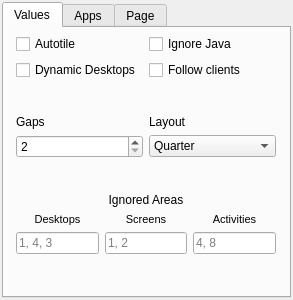
Old version of the form contents/ui/config.ui in the repository Jazqa/kwin-quarter-tiling.
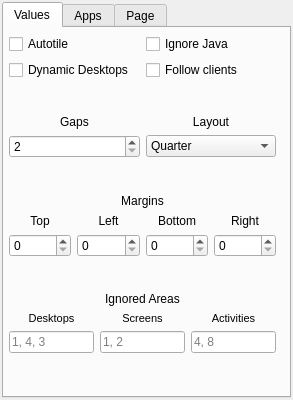
New version of the form. The open tabs and pages were chosen to show the change.

Commit message: Added margin support

Diff of the .ui file:
```diff
--- a/contents/ui/config.ui
+++ b/contents/ui/config.ui
@@ -7,7 +7,7 @@
     <x>0</x>
     <y>0</y>
     <width>293</width>
-    <height>300</height>
+    <height>400</height>
    </rect>
   </property>
   <property name="sizePolicy">
@@ -19,13 +19,13 @@
   <property name="minimumSize">
    <size>
     <width>293</width>
-    <height>300</height>
+    <height>400</height>
    </size>
   </property>
   <property name="maximumSize">
    <size>
     <width>293</width>
-    <height>300</height>
+    <height>400</height>
    </size>
   </property>
   <property name="windowTitle">
@@ -89,10 +89,10 @@
       <widget class="QWidget" name="verticalLayoutWidget_2">
        <property name="geometry">
         <rect>
-         <x>0</x>
+         <x>-7</x>
          <y>0</y>
-         <width>284</width>
-         <height>261</height>
+         <width>291</width>
+         <height>361</height>
         </rect>
        </property>
        <layout class="QVBoxLayout" name="verticalLayout_3">
@@ -171,7 +171,7 @@
              <string>Gaps</string>
             </property>
             <property name="alignment">
-             <set>Qt::AlignBottom|Qt::AlignLeading|Qt::AlignLeft</set>
+             <set>Qt::AlignBottom|Qt::AlignHCenter</set>
             </property>
            </widget>
           </item>
@@ -181,7 +181,7 @@
              <string>Layout</string>
             </property>
             <property name="alignment">
-             <set>Qt::AlignBottom|Qt::AlignLeading|Qt::AlignLeft</set>
+             <set>Qt::AlignBottom|Qt::AlignHCenter</set>
             </property>
            </widget>
           </item>
@@ -219,6 +219,165 @@
           </item>
          </layout>
         </item>
+        <item>
+         <spacer name="verticalSpacer_8">
+          <property name="orientation">
+           <enum>Qt::Vertical</enum>
+          </property>
+          <property name="sizeHint" stdset="0">
+           <size>
+            <width>20</width>
+            <height>40</height>
+           </size>
+          </property>
+         </spacer>
+        </item>
+        <item>
+         <widget class="QLabel" name="ignoredLabel_2">
+          <property name="text">
+           <string>Margins</string>
+          </property>
+          <property name="alignment">
+           <set>Qt::AlignBottom|Qt::AlignHCenter</set>
+          </property>
+         </widget>
+        </item>
+        <item>
+         <layout class="QHBoxLayout" name="horizontalLayout_9">
+          <item>
+           <widget class="QLabel" name="ignoredDesktopsLabel_2">
+            <property name="toolTip">
+             <string/>
+            </property>
+            <property name="toolTipDuration">
+             <number>-1</number>
+            </property>
+            <property name="statusTip">
+             <string/>
+            </property>
+            <property name="whatsThis">
+             <string/>
+            </property>
+            <property name="text">
+             <string>&lt;html&gt;&lt;head/&gt;&lt;body&gt;&lt;p&gt;Top&lt;/p&gt;&lt;/body&gt;&lt;/html&gt;</string>
+            </property>
+            <property name="alignment">
+             <set>Qt::AlignBottom|Qt::AlignHCenter</set>
+            </property>
+           </widget>
+          </item>
+          <item>
+           <widget class="QLabel" name="ignoredScreensLabel_2">
+            <property name="text">
+             <string>&lt;html&gt;&lt;head/&gt;&lt;body&gt;&lt;p&gt;Left&lt;/p&gt;&lt;/body&gt;&lt;/html&gt;</string>
+            </property>
+            <property name="alignment">
+             <set>Qt::AlignBottom|Qt::AlignHCenter</set>
+            </property>
+           </widget>
+          </item>
+          <item>
+           <widget class="QLabel" name="ignoredActivitiesLabel_2">
+            <property name="text">
+             <string>&lt;html&gt;&lt;head/&gt;&lt;body&gt;&lt;p&gt;Bottom&lt;/p&gt;&lt;/body&gt;&lt;/html&gt;</string>
+            </property>
+            <property name="alignment">
+             <set>Qt::AlignBottom|Qt::AlignHCenter</set>
+            </property>
+           </widget>
+          </item>
+          <item>
+           <widget class="QLabel" name="ignoredDesktopsLabel_3">
+            <property name="toolTip">
+             <string/>
+            </property>
+            <property name="toolTipDuration">
+             <number>-1</number>
+            </property>
+            <property name="statusTip">
+             <string/>
+            </property>
+            <property name="whatsThis">
+             <string/>
+            </property>
+            <property name="text">
+             <string>&lt;html&gt;&lt;head/&gt;&lt;body&gt;&lt;p&gt;Right&lt;/p&gt;&lt;/body&gt;&lt;/html&gt;</string>
+            </property>
+            <property name="alignment">
+             <set>Qt::AlignBottom|Qt::AlignHCenter</set>
+            </property>
+           </widget>
+          </item>
+         </layout>
+        </item>
+        <item>
+         <layout class="QHBoxLayout" name="horizontalLayout_7">
+          <item>
+           <widget class="QSpinBox" name="kcfg_marginTop">
+            <property name="minimum">
+             <number>0</number>
+            </property>
+            <property name="maximum">
+             <number>64</number>
+            </property>
+            <property name="singleStep">
+             <number>2</number>
+            </property>
+            <property name="value">
+             <number>0</number>
+            </property>
+           </widget>
+          </item>
+          <item>
+           <widget class="QSpinBox" name="kcfg_marginLeft">
+            <property name="minimum">
+             <number>0</number>
+            </property>
+            <property name="maximum">
+             <number>64</number>
+            </property>
+            <property name="singleStep">
+             <number>2</number>
+            </property>
+            <property name="value">
+             <number>0</number>
+            </property>
+           </widget>
+          </item>
+          <item>
+           <widget class="QSpinBox" name="kcfg_marginBottom">
+            <property name="minimum">
+             <number>0</number>
+            </property>
+            <property name="maximum">
+             <number>64</number>
+            </property>
+            <property name="singleStep">
+             <number>2</number>
+            </property>
+            <property name="value">
+             <number>0</number>
+            </property>
+           </widget>
+          </item>
+          <item>
+           <widget class="QSpinBox" name="kcfg_marginRight">
+            <property name="minimum">
+             <number>0</number>
+            </property>
+            <property name="maximum">
+             <number>64</number>
+            </property>
+            <property name="singleStep">
+             <number>2</number>
+            </property>
+            <property name="value">
+             <number>0</number>
+            </property>
+           </widget>
+          </item>
+         </layout>
+        </item>
         <item>
          <spacer name="verticalSpacer">
           <property name="orientation">
@@ -457,41 +616,6 @@
           </property>
          </spacer>
         </item>
-       </layout>
-      </widget>
-     </widget>
-     <widget class="QWidget" name="tab_3">
-      <property name="sizePolicy">
-       <sizepolicy hsizetype="Expanding" vsizetype="Expanding">
-        <horstretch>0</horstretch>
-        <verstretch>0</verstretch>
-       </sizepolicy>
-      </property>
-      <attribute name="title">
-       <string>Page</string>
-      </attribute>
-      <widget class="QWidget" name="verticalLayoutWidget_3">
-       <property name="geometry">
-        <rect>
-         <x>0</x>
-         <y>0</y>
-         <width>281</width>
-         <height>261</height>
-        </rect>
-       </property>
-       <layout class="QVBoxLayout" name="verticalLayout_4" stretch="0,0,0">
-        <property name="leftMargin">
-         <number>12</number>
-        </property>
-        <property name="topMargin">
-         <number>6</number>
-        </property>
-        <property name="rightMargin">
-         <number>12</number>
-        </property>
-        <property name="bottomMargin">
-         <number>6</number>
-        </property>
         <item>
          <widget class="QLabel" name="label">
           <property name="text">
@@ -503,7 +627,7 @@
          </widget>
         </item>
         <item>
-         <layout class="QHBoxLayout" name="horizontalLayout_7">
+         <layout class="QHBoxLayout" name="horizontalLayout_8">
           <item>
            <widget class="QLineEdit" name="kcfg_minWidth">
             <property name="alignment">
@@ -555,6 +679,17 @@
        </layout>
       </widget>
      </widget>
+     <widget class="QWidget" name="tab_3">
+      <property name="sizePolicy">
+       <sizepolicy hsizetype="Expanding" vsizetype="Expanding">
+        <horstretch>0</horstretch>
+        <verstretch>0</verstretch>
+       </sizepolicy>
+      </property>
+      <attribute name="title">
+       <string>Page</string>
+      </attribute>
+     </widget>
     </widget>
    </item>
   </layout>
```
Left out of the diff: 16 changed lines with no effect on the pictures. The commit also changes 4 other files.
